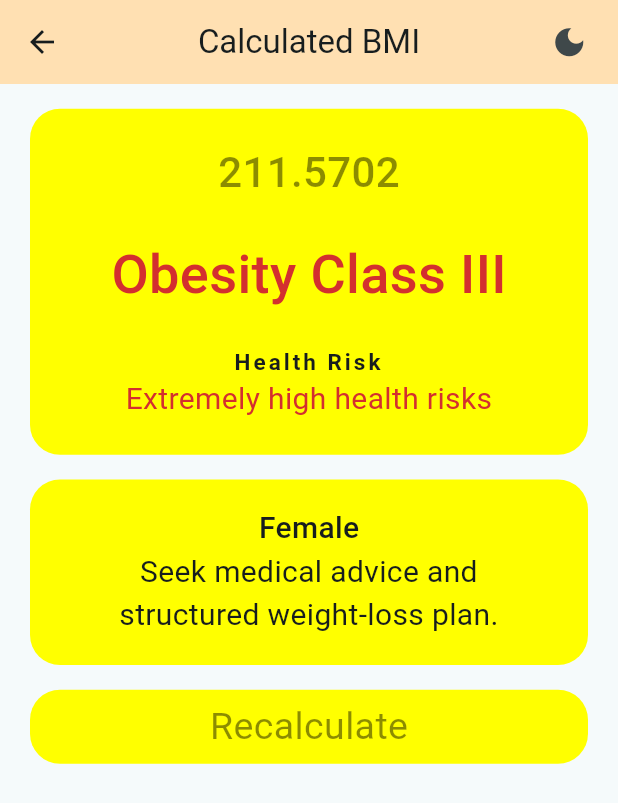
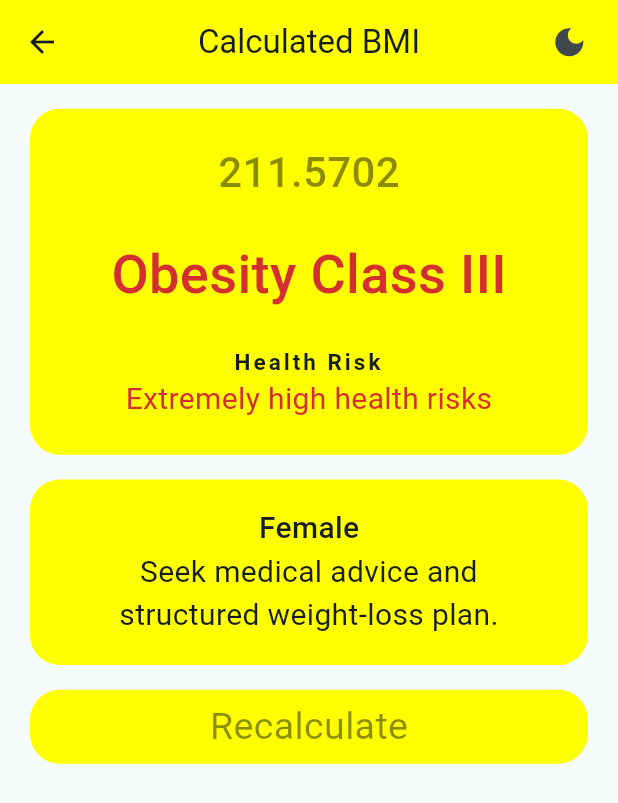
Before and after one commit to Ratndeep1999/bmi_calculator, a Flutter app: the screen it shows after launch, after a tap on "Calculate", on a phone screen of 412 x 824 dp. Shown: the top 803 px of the screen. Run offline on Flutter 3.47's test engine with Material 3 defaults, Android fonts, the phone set to English and light mode, and no system bars.

Commit message:
appBar background color change

```diff
--- a/lib/bmi_calculator_page.dart
+++ b/lib/bmi_calculator_page.dart
@@ -147,8 +147,8 @@ class _BmiCalculatorPageState extends State<BmiCalculatorPage> {
                   );
                 },
                 child: Container(
-                  height: MediaQuery.of(context).size.height * 0.07,
-                  width: MediaQuery.of(context).size.width * 0.6,
+                  height: MediaQuery.of(context).size.height * 0.06,
+                  width: double.infinity,
                   decoration: BoxDecoration(
                     borderRadius: BorderRadius.circular(20),
                     color: Colors.yellowAccent,
--- a/lib/calculated_bmi_result_page.dart
+++ b/lib/calculated_bmi_result_page.dart
@@ -87,7 +87,7 @@ class _CalculatedBmiState extends State<CalculatedBmi> {
       appBar: AppBar(
         title: Text("Calculated BMI"),
         centerTitle: true,
-        backgroundColor: Colors.orange[100],
+        backgroundColor: Colors.yellowAccent,
         actions: [
           Padding(
             padding: const EdgeInsets.only(right: 20),
```
